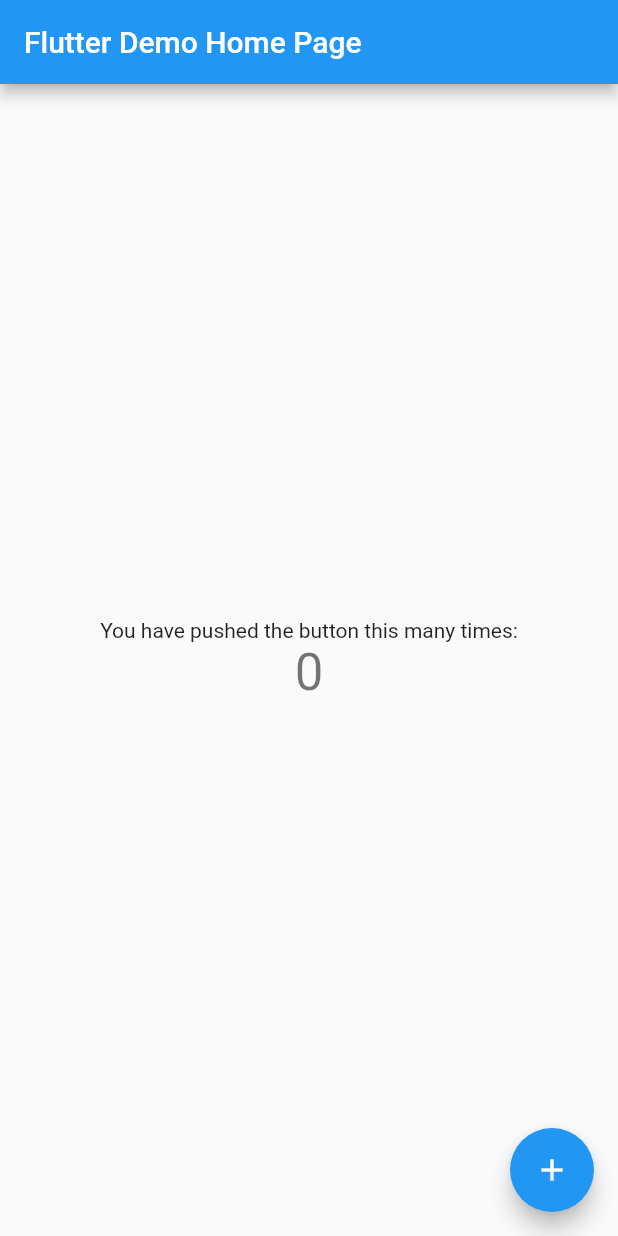
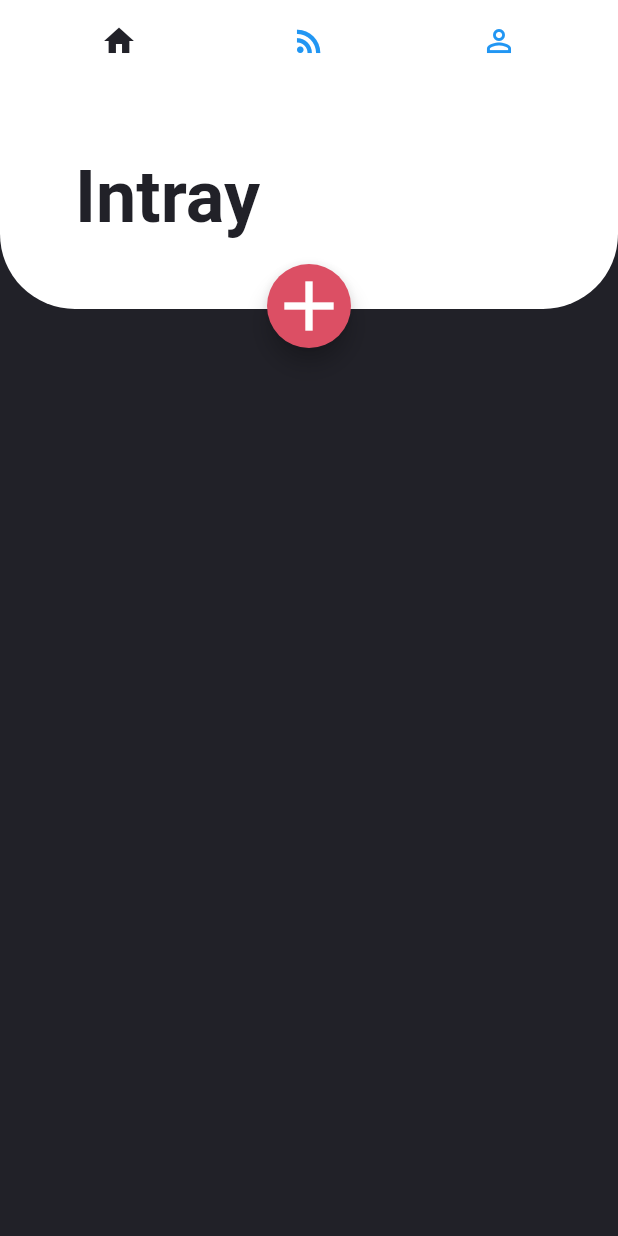
Before and after one commit to haibthe/ToDoApp, a Flutter app: the screen it shows after launch, on a phone screen of 412 x 824 dp. Run offline on Flutter 3.47's test engine with Material 2 defaults, Android fonts, the phone set to English and light mode, and no system bars; Roboto replaces fonts that are missing (Avenir).

Commit message:
Create intray top bar and button #2

```diff
--- a/lib/main.dart
+++ b/lib/main.dart
@@ -1,3 +1,4 @@
+import 'package:ToDoApp/models/global.dart';
 import 'package:flutter/material.dart';
 
 void main() => runApp(MyApp());
@@ -9,9 +10,9 @@ class MyApp extends StatelessWidget {
     return MaterialApp(
       title: 'Flutter Demo',
       theme: ThemeData(
-        primarySwatch: Colors.blue,
+        primarySwatch: Colors.grey,
       ),
-      home: MyHomePage(title: 'Flutter Demo Home Page'),
+      home: MyHomePage(title: 'Todo App'),
     );
   }
 }
@@ -26,43 +27,96 @@ class MyHomePage extends StatefulWidget {
 }
 
 class _MyHomePageState extends State<MyHomePage> {
-  int _counter = 0;
-
-  void _incrementCounter() {
-    setState(() {
-      // This call to setState tells the Flutter framework that something has
-      // changed in this State, which causes it to rerun the build method below
-      // so that the display can reflect the updated values. If we changed
-      // _counter without calling setState(), then the build method would not be
-      // called again, and so nothing would appear to happen.
-      _counter++;
-    });
-  }
-
   @override
   Widget build(BuildContext context) {
-    return Scaffold(
-      appBar: AppBar(
-        title: Text(widget.title),
-      ),
-      body: Center(
-        child: Column(
-          mainAxisAlignment: MainAxisAlignment.center,
-          children: <Widget>[
-            Text(
-              'You have pushed the button this many times:',
+    return TestApp();
+  }
+}
+
+class TestApp extends StatelessWidget {
+  @override
+  Widget build(BuildContext context) {
+    return MaterialApp(
+      color: Colors.yellow,
+      home: SafeArea(
+        child: DefaultTabController(
+          length: 3,
+          child: Scaffold(
+            body: Stack(
+              children: <Widget>[
+                TabBarView(
+                  children: <Widget>[
+                    Container(
+                      color: darkGreyColor,
+                    ),
+                    Container(
+                      color: Colors.orange,
+                    ),
+                    Container(
+                      color: Colors.lightGreen,
+                    ),
+                  ],
+                ),
+                Container(
+                  height: 150,
+                  padding: EdgeInsets.only(left: 50),
+                  decoration: BoxDecoration(
+                    color: Colors.white,
+                    borderRadius: BorderRadius.only(
+                      bottomLeft: Radius.circular(50),
+                      bottomRight: Radius.circular(50),
+                    ),
+                  ),
+                  child: Row(
+                    mainAxisAlignment: MainAxisAlignment.spaceBetween,
+                    children: <Widget>[
+                      Text(
+                        "Intray",
+                        style: intrayTitleStyle,
+                      ),
+                      Container()
+                    ],
+                  ),
+                ),
+                Container(
+                  margin: EdgeInsets.only(
+                    top: 120,
+                    left: MediaQuery.of(context).size.width * 0.5 - 28,
+                  ),
+                  child: FloatingActionButton(
+                    onPressed: () {},
+                    child: Icon(Icons.add, size: 56,),
+                    backgroundColor: redColor,
+                  ),
+                ),
+              ],
             ),
-            Text(
-              '$_counter',
-              style: Theme.of(context).textTheme.display1,
+            appBar: AppBar(
+              elevation: 0.0,
+              backgroundColor: Colors.white,
+              title: TabBar(
+                tabs: <Widget>[
+                  Tab(
+                    icon: Icon(Icons.home),
+                  ),
+                  Tab(
+                    icon: Icon(Icons.rss_feed),
+                  ),
+                  Tab(
+                    icon: Icon(Icons.perm_identity),
+                  ),
+                ],
+                labelColor: darkGreyColor,
+                unselectedLabelColor: Colors.blue,
+                indicatorSize: TabBarIndicatorSize.label,
+                indicatorPadding: EdgeInsets.all(5.0),
+                indicatorColor: Colors.transparent,
+                onTap: (index) {},
+              ),
             ),
-          ],
+            backgroundColor: Colors.white,
+          ),
         ),
-      ),
-      floatingActionButton: FloatingActionButton(
-        onPressed: _incrementCounter,
-        tooltip: 'Increment',
-        child: Icon(Icons.add),
       ),
     );
   }
--- /dev/null
+++ b/lib/models/global.dart
@@ -0,0 +1,11 @@
+import 'package:flutter/material.dart';
+
+Color darkGreyColor = Color(0xff212128);
+Color redColor = Color(0xffdc4f64);
+
+TextStyle intrayTitleStyle = TextStyle(
+  fontFamily: "Avenir",
+  fontWeight: FontWeight.w600,
+  color: darkGreyColor,
+  fontSize: 48.0,
+);
```
